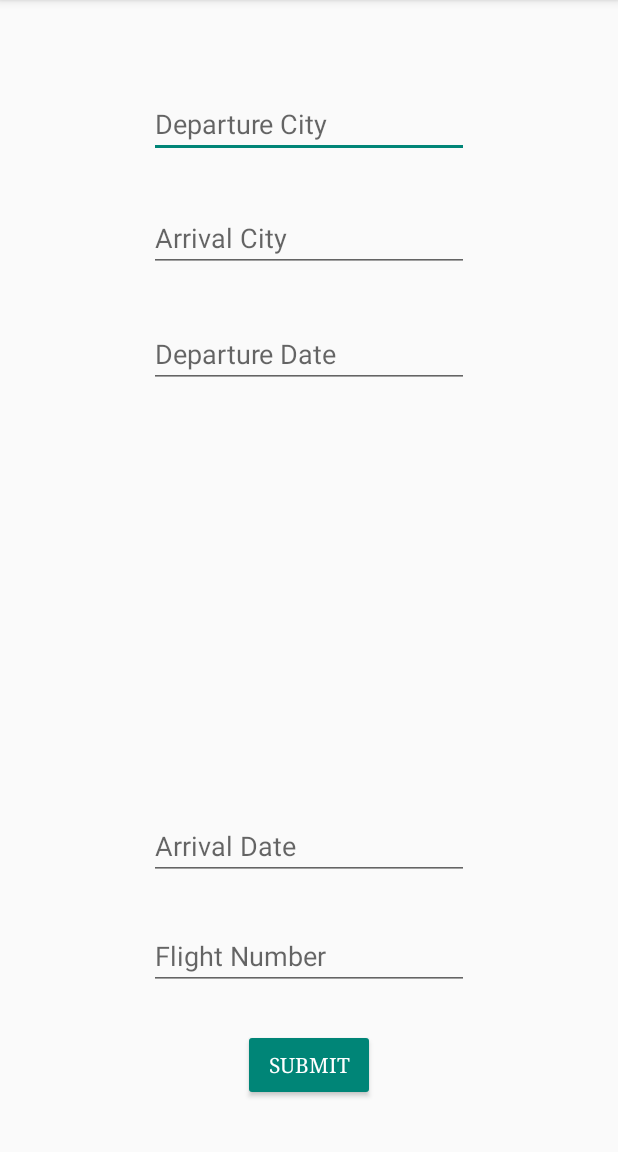
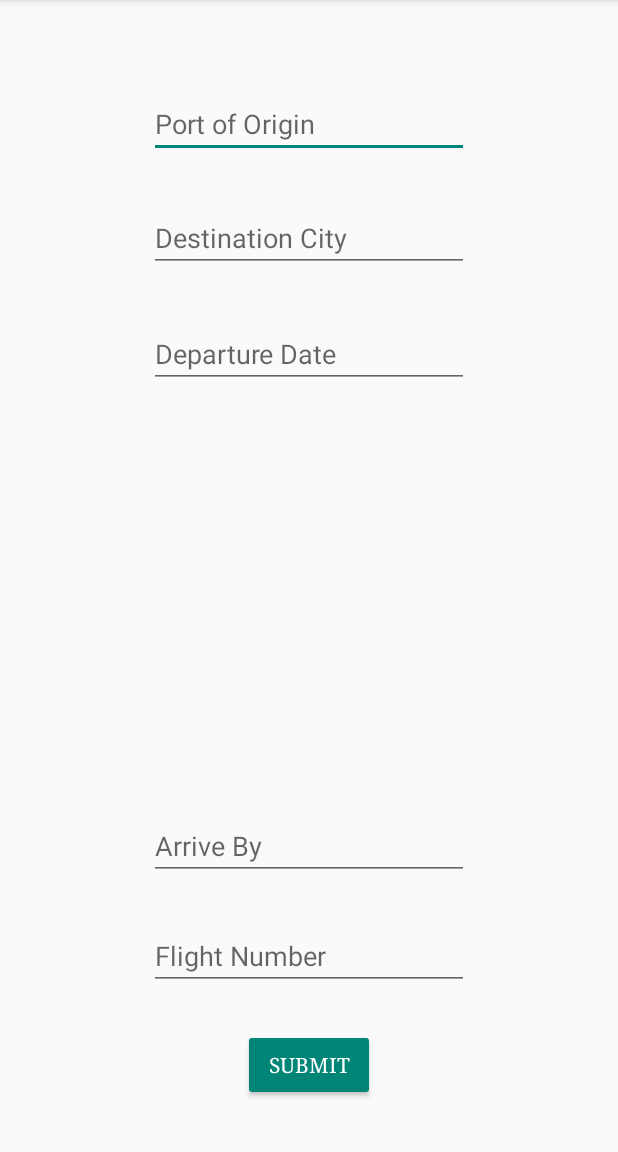
Before and after one commit to bruttozz/airmules-android-app, an Android app: the PostTravelActivity screen opened directly, with no data from a screen before it, on a phone screen of 412 x 824 dp, the part 84-1236 px from its top. Run offline under Robolectric (Android 15) with nearby library versions, the light colour scheme and no system bars; our stand-ins replace Firebase (no records; nobody signed in at launch, a user with empty details on screens opened directly).

Commit message:
Use more string resources

```diff
--- a/app/src/main/res/layout/activity_personal_chat.xml
+++ b/app/src/main/res/layout/activity_personal_chat.xml
@@ -44,7 +44,7 @@
             android:layout_height="wrap_content"
             android:layout_gravity="bottom"
             android:enabled="false"
-            android:text="SEND" />
+            android:text="@string/send" />
 
     </LinearLayout>
 
--- a/app/src/main/res/layout/activity_post_travel.xml
+++ b/app/src/main/res/layout/activity_post_travel.xml
@@ -12,7 +12,7 @@
         android:layout_alignParentBottom="true"
         android:layout_centerHorizontal="true"
         android:layout_marginBottom="34dp"
-        android:text="Submit" />
+        android:text="@string/submit" />
 
     <EditText
         android:id="@+id/editTextDepartureCity"
@@ -22,7 +22,7 @@
         android:layout_centerHorizontal="true"
         android:layout_marginTop="60dp"
         android:ems="10"
-        android:hint="Departure City"
+        android:hint="@string/port_of_origin"
         android:inputType="text" />
 
     <EditText
@@ -33,7 +33,7 @@
         android:layout_centerHorizontal="true"
         android:layout_marginTop="136dp"
         android:ems="10"
-        android:hint="Arrival City"
+        android:hint="@string/destination_city"
         android:inputType="textPersonName" />
 
     <EditText
@@ -44,7 +44,7 @@
         android:layout_centerHorizontal="true"
         android:layout_marginTop="213dp"
         android:ems="10"
-        android:hint="Departure Date"
+        android:hint="@string/departure_date"
         android:inputType="date" />
 
     <EditText
@@ -55,7 +55,7 @@
         android:layout_centerHorizontal="true"
         android:layout_marginBottom="181dp"
         android:ems="10"
-        android:hint="Arrival Date"
+        android:hint="@string/arrival_data_no_colon"
         android:inputType="date" />
 
     <EditText
@@ -66,7 +66,7 @@
         android:layout_centerHorizontal="true"
         android:layout_marginBottom="108dp"
         android:ems="10"
-        android:hint="Flight Number"
+        android:hint="@string/flight_number"
         android:inputType="text" />
 
 </RelativeLayout>
--- a/app/src/main/res/layout/activity_tracking.xml
+++ b/app/src/main/res/layout/activity_tracking.xml
@@ -12,6 +12,6 @@
         android:layout_alignParentEnd="true"
         android:layout_centerVertical="true"
         android:layout_marginEnd="150dp"
-        android:text="start tracking"
+        android:text="@string/start_tracking"
         android:textSize="30sp" />
 </RelativeLayout>
--- a/app/src/main/res/values/strings.xml
+++ b/app/src/main/res/values/strings.xml
@@ -74,6 +74,12 @@
     <string name="deposit_spinner">Deposit Method</string>
     <string name="view_mules">View Mules</string>
     <string name="flight">Flight</string>
+    <string name="send">Send</string>
+    <string name="submit">Submit</string>
+    <string name="port_of_origin">Port of Origin</string>
+    <string name="destination_city">Destination City</string>
+    <string name="flight_number">Flight Number</string>
+    <string name="start_tracking">Start Tracking</string>
     <string-array name="methods">
         <item>Venmo</item>
         <item>PayPal</item>
```
